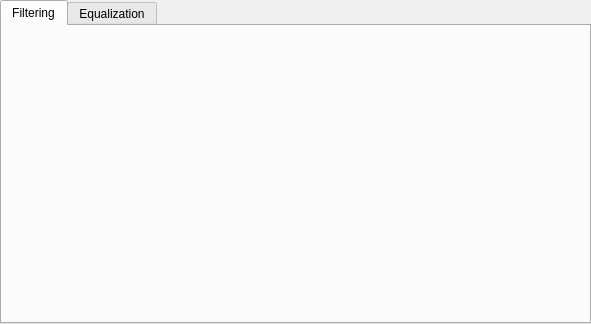
Above: src/ui/page.ui from Omarmansour557/Histogram-Equalization before the change. Below: the same form after it.
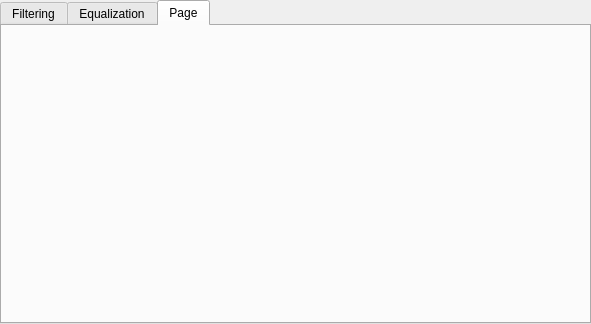
That is the form after the change.

Patch:
```diff
--- a/src/ui/page.ui
+++ b/src/ui/page.ui
@@ -14,7 +14,7 @@
    <string>TabWidget</string>
   </property>
   <property name="currentIndex">
-   <number>0</number>
+   <number>2</number>
   </property>
   <widget class="QWidget" name="Filtering">
    <attribute name="title">
@@ -36,6 +36,16 @@
     </item>
    </layout>
   </widget>
+  <widget class="QWidget" name="Bourder_trecing">
+   <attribute name="title">
+    <string>Page</string>
+   </attribute>
+   <layout class="QVBoxLayout" name="verticalLayout_3">
+    <item>
+     <layout class="QVBoxLayout" name="Boarder_tracing_layout"/>
+    </item>
+   </layout>
+  </widget>
  </widget>
  <resources/>
  <connections/>
```
